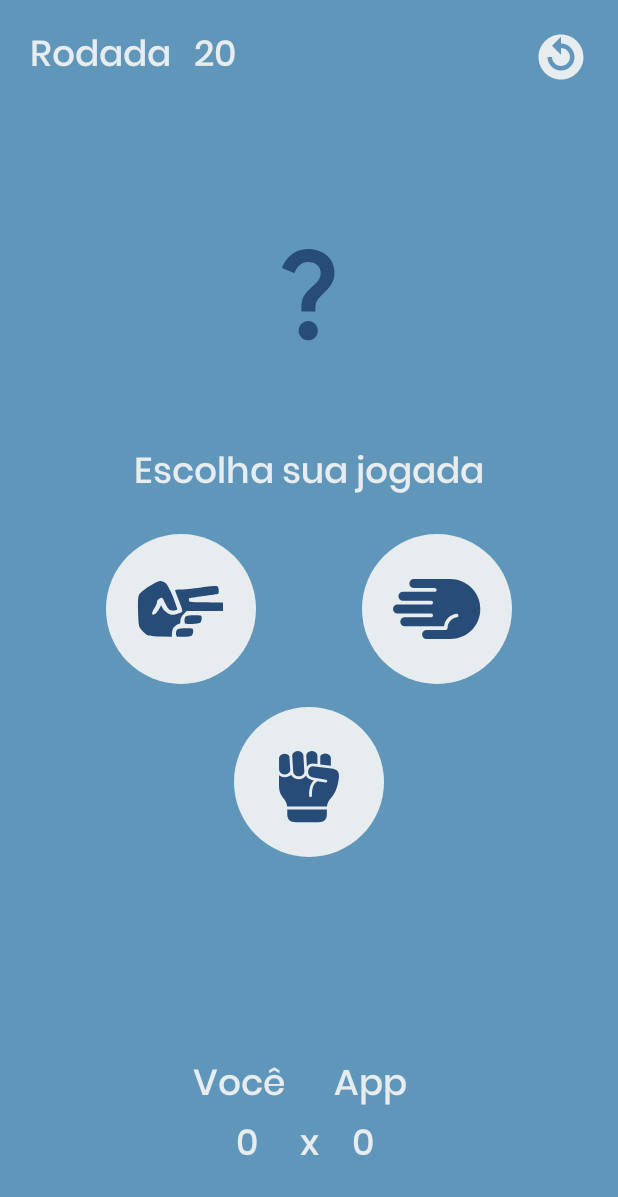
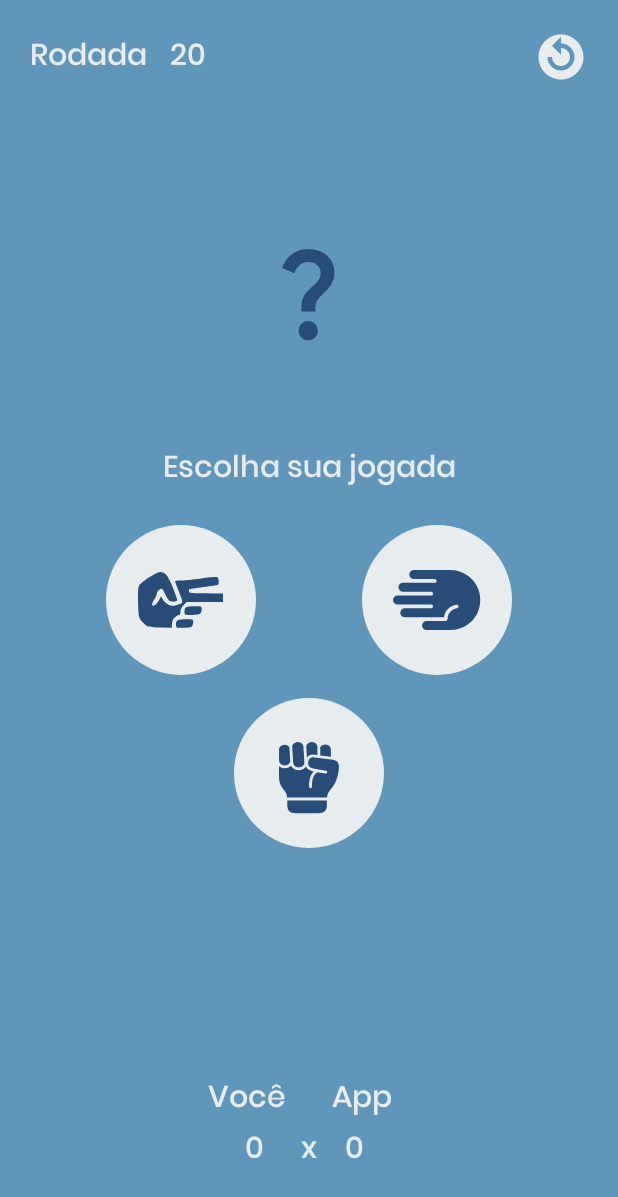
Before and after one commit to isabellatressino/rock-paper-scissors-java, an Android app: the screen it shows after launch (GameActivity), after a tap on "Jogar", on a phone screen of 412 x 824 dp. Shown: the top 1197 px of the screen. Run offline under Robolectric (Android 15) with nearby library versions, the phone set to English and light mode, and no system bars.

Commit message:
style: modificar tamanho da fonte no app

```diff
--- a/app/src/main/res/values/styles.xml
+++ b/app/src/main/res/values/styles.xml
@@ -4,7 +4,7 @@
     <style name="AppTheme" parent="Theme.MyApplication">
         <item name="android:fontFamily">@font/poppins_medium</item>
         <item name="android:textColor">@color/white</item>
-        <item name="android:textSize">24sp</item>
+        <item name="android:textSize">20sp</item>
     </style>
 
 </resources>
```
